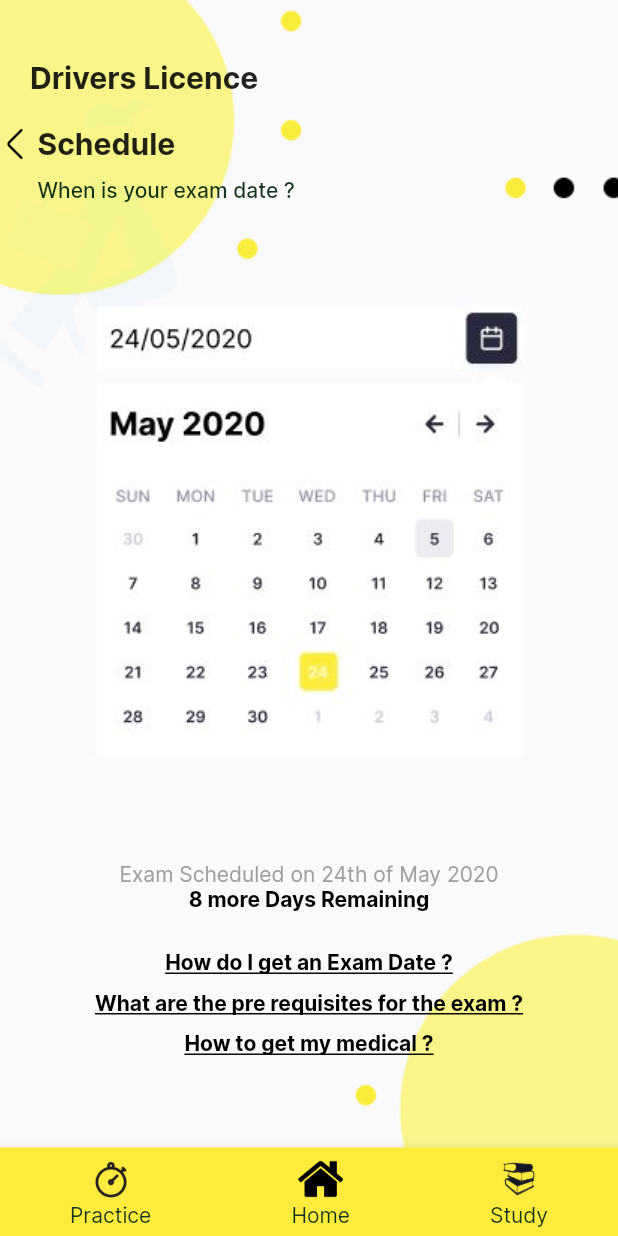
After one commit to adheebshafik/Srilanka_Driving_Exam_App, a Flutter app: the ViewScheduleScreen screen opened by its route, on a phone screen of 412 x 824 dp. The commit adds this screen. Run offline on Flutter 3.47's test engine with Material 2 defaults, Android fonts, the light colour scheme and no system bars; our stand-ins replace flutter_calendar_carousel, flutter_svg.

Commit message:
View Schedule UI Created

```diff
--- a/lib/main.dart
+++ b/lib/main.dart
@@ -3,6 +3,7 @@ import 'package:Srilanka_Driving_Exam_App/screens/dashboard_screen.dart';
 import 'package:Srilanka_Driving_Exam_App/screens/practice_screen.dart';
 import 'package:Srilanka_Driving_Exam_App/screens/question_info_screen.dart';
 import 'package:Srilanka_Driving_Exam_App/screens/study_screen.dart';
+import 'package:Srilanka_Driving_Exam_App/screens/view_schedule_screen.dart';
 import 'package:flutter/material.dart';
 
 void main() {
@@ -31,7 +32,8 @@ class MyApp extends StatelessWidget {
         StudyScreen.routeName: (ctx) => StudyScreen(),
         PracticeScreen.routeName: (ctx) => PracticeScreen(),
         AskUsScreen.routeName: (ctx) => AskUsScreen(),
-        QuestionInfoScreen.routeName: (ctx) => QuestionInfoScreen()
+        QuestionInfoScreen.routeName: (ctx) => QuestionInfoScreen(),
+        ViewScheduleScreen.routeName: (ctx) => ViewScheduleScreen()
       },
     );
   }
--- a/lib/screens/dashboard_screen.dart
+++ b/lib/screens/dashboard_screen.dart
@@ -1,6 +1,7 @@
 import 'package:Srilanka_Driving_Exam_App/screens/askus_screen.dart';
 import 'package:Srilanka_Driving_Exam_App/screens/practice_screen.dart';
 import 'package:Srilanka_Driving_Exam_App/screens/study_screen.dart';
+import 'package:Srilanka_Driving_Exam_App/screens/view_schedule_screen.dart';
 import 'package:Srilanka_Driving_Exam_App/widgets/header.dart';
 import 'package:flutter/material.dart';
 import 'package:flutter_svg/flutter_svg.dart';
@@ -35,6 +36,7 @@ class DashboardScreen extends StatelessWidget {
             Padding(padding: EdgeInsets.only(top: 20)),
 
             Row(
+              mainAxisAlignment: MainAxisAlignment.spaceEvenly,
               children: <Widget>[
                 Stack(
                   children: <Widget>[
@@ -62,7 +64,10 @@ class DashboardScreen extends StatelessWidget {
                         ),
                       ),
                     ),
-                    Container(
+                    GestureDetector(
+                      onTap: () => Navigator.of(context)
+                          .pushNamed(ViewScheduleScreen.routeName),
+                      child: Container(
                         padding: EdgeInsets.all(10),
                         margin: EdgeInsets.fromLTRB(41, 130, 0, 0),
                         // color: Colors.white70,
@@ -78,6 +83,7 @@ class DashboardScreen extends StatelessWidget {
                           boxShadow: [
                             BoxShadow(color: Colors.white10, spreadRadius: 4)
                           ],
+                        ),
                       ),
                     )
                   ],
--- /dev/null
+++ b/lib/screens/view_schedule_screen.dart
@@ -0,0 +1,77 @@
+import 'package:Srilanka_Driving_Exam_App/screens/askus_screen.dart';
+import 'package:Srilanka_Driving_Exam_App/widgets/back_button.dart';
+import 'package:Srilanka_Driving_Exam_App/widgets/bottom_nav_bar.dart';
+import 'package:Srilanka_Driving_Exam_App/widgets/header.dart';
+import 'package:Srilanka_Driving_Exam_App/widgets/schedule_text_box.dart';
+import 'package:flutter/cupertino.dart';
+import 'package:flutter/material.dart';
+import 'package:flutter_calendar_carousel/flutter_calendar_carousel.dart';
+import 'package:intl/intl.dart';
+
+class ViewScheduleScreen extends StatelessWidget {
+  static const routeName = './view-schedule-screen';
+
+  @override
+  Widget build(BuildContext context) {
+    return Scaffold(
+      body: Container(
+        decoration: BoxDecoration(
+            image: DecorationImage(
+                image: AssetImage("assets/images/BackgroundImage.png"),
+                fit: BoxFit.cover)),
+        child: ListView(
+          children: <Widget>[
+            Header(),
+            Back_Button(back_button_title: 'Schedule'),
+            Padding(
+              padding: const EdgeInsets.only(left: 25.0, top: 10),
+              child: Text(
+                'When is your exam date ?',
+                style: Theme.of(context).textTheme.bodyText1,
+              ),
+            ),
+            Container(
+              // margin: EdgeInsets.only(bottom: 50),
+              child: Image.asset('assets/images/calendar.png'),
+            ),
+            Column(
+              children: <Widget>[
+                Text(
+                  'Exam Scheduled on 24th of May 2020',
+                  style: TextStyle(color: Colors.grey),
+                ),
+                Text(
+                  '8 more Days Remaining',
+                  style: TextStyle(
+                      color: Colors.black, fontWeight: FontWeight.bold),
+                ),
+                SizedBox(
+                  height: 25,
+                ),
+                ScheduleTextBox(
+                  text: 'How do I get an Exam Date ?',
+                ),
+                SizedBox(
+                  height: 10,
+                ),
+                ScheduleTextBox(
+                  text: 'What are the pre requisites for the exam ?',
+                ),
+                SizedBox(
+                  height: 10,
+                ),
+                ScheduleTextBox(
+                  text: 'How to get my medical ?',
+                ),
+                SizedBox(
+                  height: 25,
+                ),
+              ],
+            )
+          ],
+        ),
+      ),
+      bottomNavigationBar: BottomNavBar(),
+    );
+  }
+}
--- a/lib/widgets/back_button.dart
+++ b/lib/widgets/back_button.dart
@@ -5,7 +5,7 @@ class Back_Button extends StatelessWidget {
 
   const Back_Button({
     Key key,
-    this.back_button_title,
+    @required this.back_button_title,
   }) : super(key: key);
 
   @override
--- /dev/null
+++ b/lib/widgets/schedule_text_box.dart
@@ -0,0 +1,24 @@
+import 'package:Srilanka_Driving_Exam_App/screens/askus_screen.dart';
+import 'package:flutter/material.dart';
+
+class ScheduleTextBox extends StatelessWidget {
+  final String text;
+  const ScheduleTextBox({
+    Key key,
+    this.text,
+  }) : super(key: key);
+
+  @override
+  Widget build(BuildContext context) {
+    return GestureDetector(
+      onTap: () => Navigator.of(context).pushNamed(AskUsScreen.routeName),
+      child: Text(
+        text,
+        style: TextStyle(
+            color: Colors.black,
+            fontWeight: FontWeight.bold,
+            decoration: TextDecoration.underline),
+      ),
+    );
+  }
+}
--- a/pubspec.yaml
+++ b/pubspec.yaml
@@ -30,6 +30,7 @@ dependencies:
   # Use with the CupertinoIcons class for iOS style icons.
   cupertino_icons: ^0.1.3
   flutter_svg : ^0.17.4
+  flutter_calendar_carousel: ^1.4.12
 
 dev_dependencies:
   flutter_test:
```
Also changed, not shown: assets/images/calendar.png (added), pubspec.lock. Lines whose indentation alone changed are shown as unchanged.
